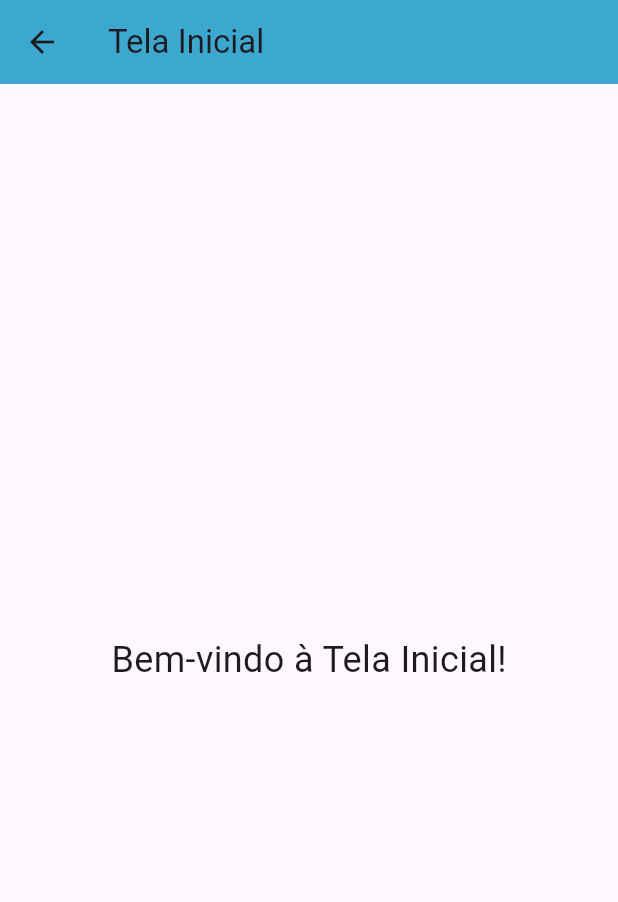
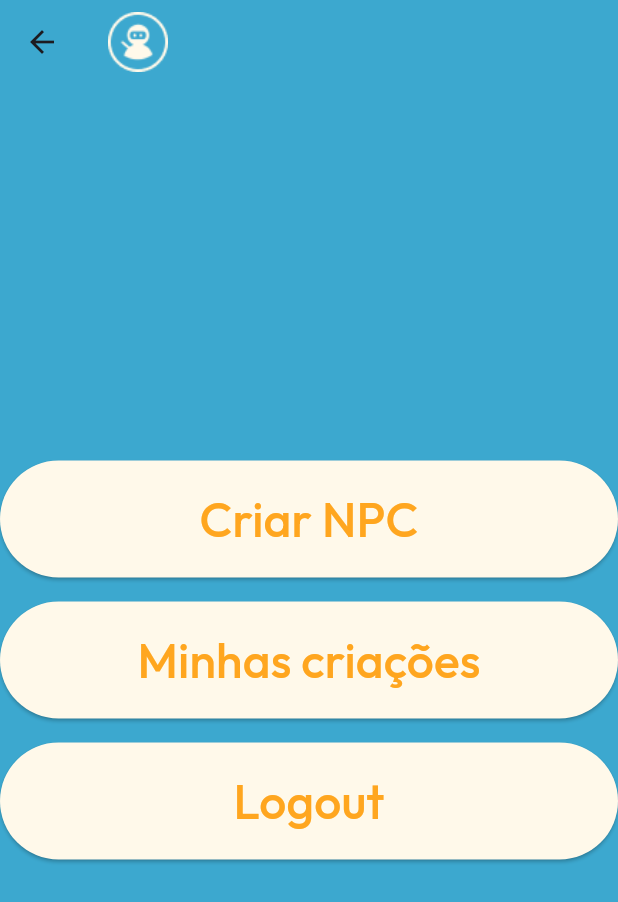
Before and after one commit to JoouJoou/GMTools, a Flutter app: the HomeScreen screen opened by its route, on a phone screen of 412 x 824 dp. Shown: the top 902 px of the screen. Run offline on Flutter 3.47's test engine with Material 3 defaults, Android fonts, the phone set to English and light mode, and no system bars; our stand-ins replace cloud_firestore, firebase_auth, firebase_core, font_awesome_flutter, sqflite; accounts and stored records are empty.

Commit message:
Basic atts commit

```diff
--- a/dmguide/lib/main.dart
+++ b/dmguide/lib/main.dart
@@ -1,7 +1,9 @@
 import 'package:flutter/material.dart';
 import 'screens/login_screen.dart';
-import 'screens/register_screen.dart';  // Importe a tela de registro
-import 'screens/home_screen.dart';      // Importe a tela inicial
+import 'screens/register_screen.dart';
+import 'screens/home_screen.dart';
+import 'screens/creation_screen.dart';
+import 'screens/collection_screen.dart';
 import 'package:firebase_core/firebase_core.dart';
 
 void main() async {
@@ -28,7 +30,9 @@ class MyApp extends StatelessWidget {
       home: LoginScreen(),
       routes: {
         '/register': (context) => RegisterScreen(),
-        '/home': (context) => HomeScreen(),  // Adicione a rota para a tela inicial
+        '/home': (context) => HomeScreen(),
+        '/creation_screen': (context) => CreationScreen(),
+        '/collection_screen': (context) => CollectionScreen(),
       },
     );
   }
--- a/dmguide/lib/screens/home_screen.dart
+++ b/dmguide/lib/screens/home_screen.dart
@@ -1,17 +1,130 @@
 import 'package:flutter/material.dart';
+import 'package:firebase_auth/firebase_auth.dart';
+import 'package:cloud_firestore/cloud_firestore.dart';
 
-class HomeScreen extends StatelessWidget {
+class HomeScreen extends StatefulWidget {
+  @override
+  _HomeScreenState createState() => _HomeScreenState();
+}
+
+class _HomeScreenState extends State<HomeScreen> {
+  final FirebaseAuth _auth = FirebaseAuth.instance;
+  final FirebaseFirestore _firestore = FirebaseFirestore.instance;
+  User? _user;
+  String _userName = '';
+
+  @override
+  void initState() {
+    super.initState();
+    _fetchUserData();
+  }
+
+  Future<void> _fetchUserData() async {
+    _user = _auth.currentUser;
+    if (_user != null) {
+      DocumentSnapshot userDoc = await _firestore.collection('users').doc(_user!.uid).get();
+      setState(() {
+        _userName = userDoc['username'];
+      });
+    }
+  }
+
+  Future<void> _logout() async {
+    await _auth.signOut();
+    Navigator.pushReplacementNamed(context, '/');
+  }
+
   @override
   Widget build(BuildContext context) {
     return Scaffold(
+      backgroundColor: Color(0xFF3CA8CF),
       appBar: AppBar(
-        title: Text('Tela Inicial'),
         backgroundColor: Color(0xFF3CA8CF),
+        elevation: 0,
+        title: Row(
+          children: [
+            Image.asset(
+              'assets/user.png',
+              width: 40,
+              height: 40,
+            ),
+            SizedBox(width: 8),
+            Text(
+              _userName,
+              style: TextStyle(
+                fontFamily: 'Outfit',
+                fontSize: 24,
+                color: Color(0xFFFFF9EA),
+              ),
+            ),
+          ],
+        ),
       ),
       body: Center(
-        child: Text(
-          'Bem-vindo à Tela Inicial!',
-          style: TextStyle(fontSize: 24),
+        child: Column(
+          mainAxisAlignment: MainAxisAlignment.center,
+          children: [
+            SizedBox(
+              width: double.infinity,
+              child: ElevatedButton(
+                onPressed: () {
+                  Navigator.pushNamed(context, '/creation_screen');
+                },
+                style: ElevatedButton.styleFrom(
+                  backgroundColor: Color(0xFFFFF9EA),
+                  padding: EdgeInsets.symmetric(vertical: 16),
+                ),
+                child: Text(
+                  'Criar NPC',
+                  style: TextStyle(
+                    fontFamily: 'Outfit',
+                    fontSize: 32,
+                    color: Color(0xFFFFA61F),
+                  ),
+                ),
+              ),
+            ),
+            SizedBox(height: 16),
+            SizedBox(
+              width: double.infinity,
+              child: ElevatedButton(
+                onPressed: () {
+                  Navigator.pushNamed(context, '/collection_screen');
+                },
+                style: ElevatedButton.styleFrom(
+                  backgroundColor: Color(0xFFFFF9EA),
+                  padding: EdgeInsets.symmetric(vertical: 16),
+                ),
+                child: Text(
+                  'Minhas criações',
+                  style: TextStyle(
+                    fontFamily: 'Outfit',
+                    fontSize: 32,
+                    color: Color(0xFFFFA61F),
+                  ),
+                ),
+              ),
+            ),
+            SizedBox(height: 16),
+            SizedBox(
+              width: double.infinity,
+              child: ElevatedButton(
+                onPressed: _logout,
+                style: ElevatedButton.styleFrom(
+                  backgroundColor: Color(0xFFFFF9EA),
+                  padding: EdgeInsets.symmetric(vertical: 16),
+                ),
+                child: Text(
+                  'Logout',
+                  style: TextStyle(
+                    fontFamily: 'Outfit',
+                    fontSize: 32,
+                    color: Color(0xFFFFA61F),
+                  ),
+                ),
+              ),
+            ),
+          ],
         ),
       ),
     );
--- a/dmguide/lib/screens/register_screen.dart
+++ b/dmguide/lib/screens/register_screen.dart
@@ -44,7 +44,7 @@ class _RegisterScreenState extends State<RegisterScreen> {
         'username': username,
         'email': email,
         'phone': phone,
-        'password': password,  // Em um cenário real, use hashing para senhas
+        'password': password,
       });
 
       Navigator.pop(context);
@@ -206,8 +206,8 @@ class _RegisterScreenState extends State<RegisterScreen> {
               ElevatedButton(
                 onPressed: _register,
                 style: ElevatedButton.styleFrom(
-                  backgroundColor: Color(0xFF3CA8CF),  // Substituído primary por backgroundColor
-                  minimumSize: Size(double.infinity, 48),  // Largura 100%
+                  backgroundColor: Color(0xFF3CA8CF),
+                  minimumSize: Size(double.infinity, 48),
                 ),
                 child: Text(
                   'Registrar',
--- a/dmguide/pubspec.yaml
+++ b/dmguide/pubspec.yaml
@@ -36,6 +36,7 @@ dependencies:
   firebase_core: ^2.19.0
   firebase_auth: ^4.0.0
   cloud_firestore: ^4.0.0
+  font_awesome_flutter: ^10.1.0
 
   # The following adds the Cupertino Icons font to your application.
   # Use with the CupertinoIcons class for iOS style icons.
@@ -66,6 +67,7 @@ flutter:
   assets:
     - assets/logo.png
     - assets/google.png
+    - assets/user.png
 
   fonts:
     - family: Outfit
```
Also changed, not shown: dmguide/lib/screens/collection_screen.dart (added, +19 -0 lines), dmguide/lib/screens/creation_screen.dart (added, +338 -0 lines), dmguide/lib/screens/login_screen.dart (+7 -7 lines), dmguide/assets/user.png (added), dmguide/lib/screens/backpack_screen.dart (added), dmguide/lib/screens/combat_screen.dart (added), dmguide/lib/screens/training_screen.dart (added), dmguide/pubspec.lock.
